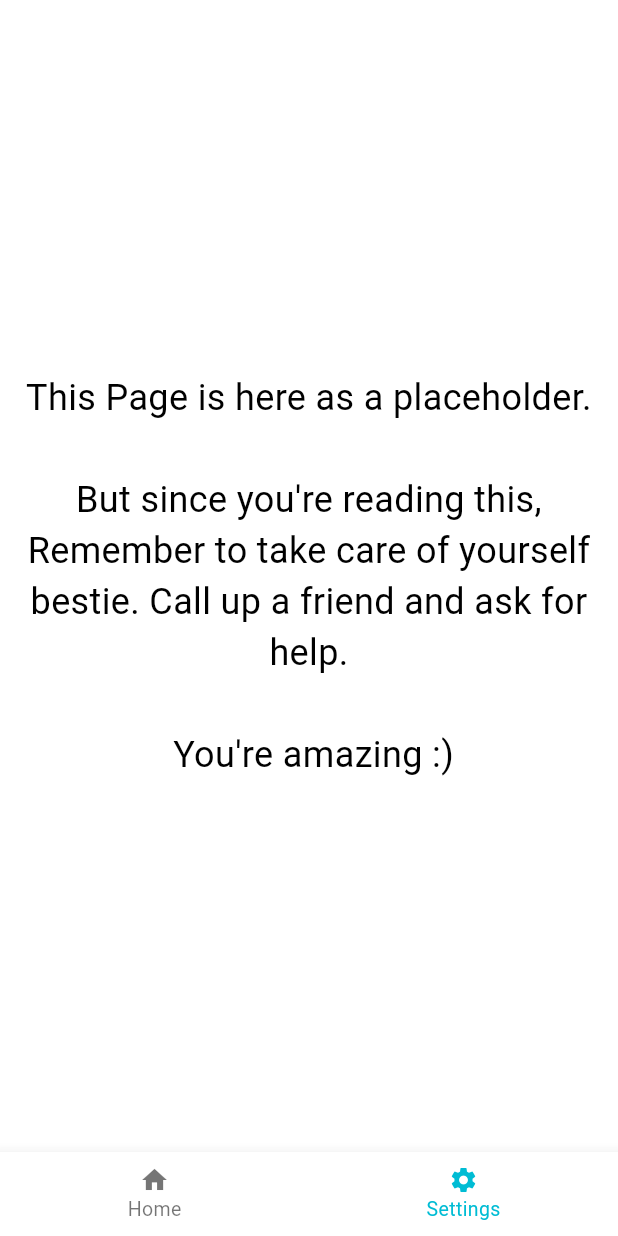
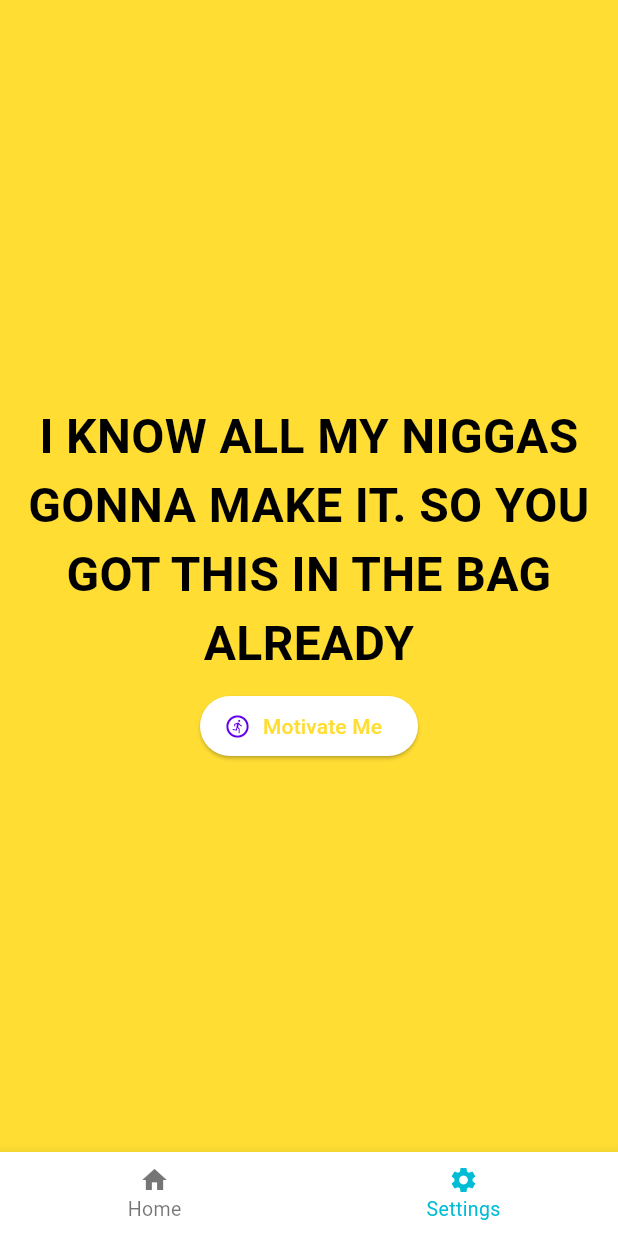
Before and after one commit to W3NDO/Feelzie, a Flutter app: the HomeScreen screen opened directly, item 2 of the bottom bar chosen, on a phone screen of 412 x 824 dp. Run offline on Flutter 3.47's test engine with Material 2 defaults, Android fonts, the phone set to English and light mode, and no system bars; our stand-ins replace hive, hive_flutter, local_auth, select_form_field; accounts and stored records are empty.

Commit message:
feat(develop-pw/motiation_screen) - Added a motivation screen.

```diff
--- a/lib/main.dart
+++ b/lib/main.dart
@@ -1,7 +1,7 @@
 import 'package:feelzie/screens/home.dart';
 import 'package:feelzie/screens/landing.dart';
 import 'package:feelzie/screens/new_entry.dart';
-import 'package:feelzie/screens/settings.dart';
+import 'package:feelzie/screens/motivation.dart';
 
 import 'package:feelzie/utils/local_storage_service.dart';
 import 'package:feelzie/utils/local_auth.dart';
@@ -47,7 +47,7 @@
 }
 
 class _MyHomePageState extends State<MyHomePage> {
-  List screens = [const LandingScreen(), const SettingsScreen()];
+  List screens = [const LandingScreen(), const MotivationScreen()];
   dynamic localAuth = new LocalAuth();
   bool isAuthenticated = false;
 
@@ -112,7 +112,7 @@
               items: const [
                 BottomNavigationBarItem(icon: Icon(Icons.home), label: 'Home'),
                 BottomNavigationBarItem(
-                    icon: Icon(Icons.settings), label: 'Settings')
+                    icon: Icon(Icons.run_circle_rounded), label: 'Motivation')
               ]),
           body: screens[selectedIndex]);
     } else {
@@ -123,7 +123,9 @@
             children: [
               Text("Gotta login to see the stuff on here."),
               ElevatedButton(
-                  onPressed: tryToAuthenticate, child: Icon(Icons.fingerprint))
+                onPressed: tryToAuthenticate,
+                child: Icon(Icons.fingerprint),
+              )
             ],
           ),
         ),
--- a/lib/screens/home.dart
+++ b/lib/screens/home.dart
@@ -1,5 +1,5 @@
 import 'package:flutter/material.dart';
-import 'package:feelzie/screens/settings.dart';
+import 'package:feelzie/screens/motivation.dart';
 import 'package:feelzie/screens/landing.dart';
 
 import '../utils/local_auth.dart';
@@ -14,7 +14,7 @@ class HomeScreen extends StatefulWidget {
 }
 
 class _HomeScreenState extends State<HomeScreen> {
-  List screens = [const LandingScreen(), const SettingsScreen()];
+  List screens = [const LandingScreen(), const MotivationScreen()];
   final LocalAuth auth = LocalAuth();
 
   int selectedIndex = 0;
--- /dev/null
+++ b/lib/screens/motivation.dart
@@ -0,0 +1,68 @@
+import 'package:flutter/material.dart';
+
+import '../utils/local_auth.dart';
+import '../utils/motivation_quotes.dart';
+
+class MotivationScreen extends StatefulWidget {
+  static String id = "Settings_screen";
+  static const routeName = '/settings';
+  const MotivationScreen({Key? key}) : super(key: key);
+
+  @override
+  State<MotivationScreen> createState() => _MotivationScreenState();
+}
+
+class _MotivationScreenState extends State<MotivationScreen> {
+  void doNothing() {}
+  dynamic quote = new MotivationQuotes();
+  List currentQuote = [];
+
+  @override
+  void initState() {
+    // TODO: implement initState
+    super.initState();
+    getQuote();
+  }
+
+  List getQuote() {
+    currentQuote = quote.getQuote();
+    setState(() {});
+    return currentQuote;
+  }
+
+  Widget setQuote() {
+    getQuote();
+    return Scaffold(
+      backgroundColor: Color(currentQuote[1]),
+      body: Column(
+        mainAxisAlignment: MainAxisAlignment.center,
+        children: [
+          Center(
+            child: Container(
+              padding: EdgeInsets.all(8),
+              child: Text(
+                currentQuote[0],
+                style: TextStyle(
+                    fontSize: 32.0,
+                    color: Colors.black,
+                    fontWeight: FontWeight.bold),
+                textAlign: TextAlign.center,
+              ),
+            ),
+          ),
+          ElevatedButton.icon(
+            icon: Icon(Icons.run_circle_outlined),
+            onPressed: getQuote,
+            label: Text(
+                style: TextStyle(color: Color(currentQuote[1])), "Motivate Me"),
+          ),
+        ],
+      ),
+    );
+  }
+
+  @override
+  Widget build(BuildContext context) {
+    return setQuote();
+  }
+}
--- a/lib/screens/settings.dart
+++ /dev/null
@@ -1,31 +0,0 @@
-import 'package:flutter/material.dart';
-
-import '../utils/local_auth.dart';
-
-class SettingsScreen extends StatefulWidget {
-  static String id = "Settings_screen";
-  static const routeName = '/settings';
-  const SettingsScreen({Key? key}) : super(key: key);
-
-  @override
-  State<SettingsScreen> createState() => _SettingsScreenState();
-}
-
-class _SettingsScreenState extends State<SettingsScreen> {
-  void doNothing() {}
-
-  @override
-  Widget build(BuildContext context) {
-    return Scaffold(
-      body: Center(
-        child: Container(
-          padding: EdgeInsets.all(8),
-          child: Text(
-              style: TextStyle(fontSize: 24.0),
-              textAlign: TextAlign.center,
-              "This Page is here as a placeholder.\n\nBut since you're reading this, Remember to take care of yourself bestie. Call up a friend and ask for help.\n\n You're amazing :)"),
-        ),
-      ),
-    );
-  }
-}
--- /dev/null
+++ b/lib/utils/motivation_quotes.dart
@@ -0,0 +1,35 @@
+import "dart:math";
+
+class MotivationQuotes {
+  final List quotes = [
+    "YOU MADE IT THIS FAR, YOU GOTTA KEEP THE MOMENTUM UP",
+    "DO WHAT YOU CAN WITH WHAT YOU HAVE. THAT'S ALL THERE IS TO IT",
+    "IN ORDER TO SUCCEED, WE MUST FIRST BELIEVE THAT WE CAN",
+    "LIFE BE LIKE THAT SOMETIME. TAKE THE L AND USE IT AS A CRUTCH TO THE NEXT BATTLE",
+    "YOU LIVED THROUGH 2020, THAT SHOULD COUNT FOR SOMETHING",
+    "DO OR DO NOT. THERE IS NO TRY",
+    "DO NOT FEEL SORRY FOR YOURSELF. BE BETTER FOR YOURSELF",
+    "YOU CAN'T REALLY BEAT THE PERSON WHO NEVER GIVES UP. BE THAT PERSON WHO NEVER GIVES UP",
+    "GOING THROUGH HELL? KEEP GOING. IT'S THE ONLY WAY OUT",
+    "IT SUCKS NOW, BUT HOW COOL WILL IT BE WHEN YOU MAKE IT?",
+    "I KNOW ALL MY NIGGAS GONNA MAKE IT. SO YOU GOT THIS IN THE BAG ALREADY",
+    "SHIT WORKS OUT IN THE END. SO YOU KNOW, IF IT AIN'T WORK OUT NOW, IT AIN'T THE END",
+    "DID YOU REMEMBER TO EAT & TAKE A BREAK? EVEN VIDEO GAME CHARACTERS HAVE SAVE POINTS.",
+    "WHEN YOU FEEL DOWN, STOP FEELING DOWN AND BE AWESOME INSTEAD",
+    "YOU AIN'T GONE THROUGH HELL ALL THOSE YEARS FOR SHIT TO HIT THE FAN. KEEP WORKING AT IT."
+  ];
+
+  final List colors = [
+    0xFFffdd33,
+    0xFF4da6ff,
+    0xFF00cc44,
+    0xFFe600e6,
+  ];
+
+  List getQuote() {
+    String quote = quotes[Random().nextInt(quotes.length)];
+    int color = colors[Random().nextInt(colors.length)];
+
+    return [quote, color];
+  }
+}
```
